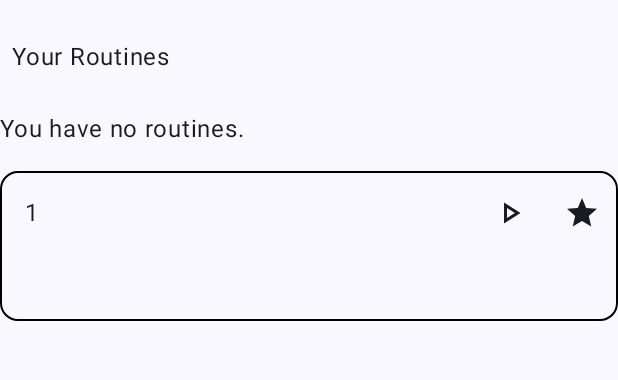
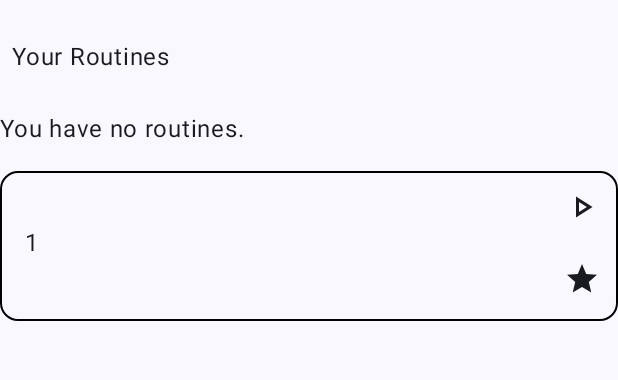
Before and after one commit to Blemmingan/GymHelper.com-APP, an Android app built with Jetpack Compose: the homeScreen screen opened through its navigation route, on a phone screen of 412 x 824 dp, the part 69-449 px from its top. Run offline under Robolectric (Android 15) with nearby library versions, the phone set to English and light mode, and no system bars; network calls fail; 1 statement that could not run was skipped.

Commit message:
Mas strings y botones centrados

```diff
--- a/app/src/main/java/ar/edu/itba/example/api/ui/main/HomeScreen.kt
+++ b/app/src/main/java/ar/edu/itba/example/api/ui/main/HomeScreen.kt
@@ -78,8 +78,6 @@ fun homeScreen(navController: NavHostController,
 
 @Composable
 fun RoutineList(navController: NavHostController, routinesList : List<Routine>?) {
-    var presses by remember { mutableIntStateOf(0) }
-    val list: List<Int> = listOf(1, 2, 3, 4, 5, 6, 7, 8)
 
     val state = rememberScrollState()
 
@@ -114,14 +112,15 @@ fun RoutineList(navController: NavHostController, routinesList : List<Routine>?)
                                 )
                             }
                             Spacer(Modifier.weight(1f))
-                            IconButton(onClick = { navController.navigate("routine/" + routine.id.toString()) },) {
+                            Column {
+                                IconButton(onClick = { navController.navigate("routine/" + routine.id.toString()) }) {
                                     Icon(
                                         Icons.Outlined.PlayArrow,
                                         contentDescription = "Play Routine",
                                         Modifier.fillMaxSize()
                                     )
                                 }
-                            Column {
+
                                 IconButton(onClick = { /*TODO*/ }) {
                                     Icon(
                                         Icons.Outlined.Star,
@@ -129,6 +128,7 @@ fun RoutineList(navController: NavHostController, routinesList : List<Routine>?)
                                     )
                                 }
                             }
+
                         }
 
                     }
@@ -147,7 +147,7 @@ fun RoutineList(navController: NavHostController, routinesList : List<Routine>?)
                 .fillMaxWidth()
                 .height(100.dp),
         ) {
-            Row(verticalAlignment = Alignment.CenterVertically, horizontalArrangement = Arrangement.Center) {
+            Row( horizontalArrangement = Arrangement.Center, verticalAlignment = Alignment.CenterVertically) {
 
                     Text(
                         text = "1",
@@ -157,24 +157,22 @@ fun RoutineList(navController: NavHostController, routinesList : List<Routine>?)
                     )
 
                 Spacer(Modifier.weight(1f))
+                Column {
                     IconButton(onClick = { /*TODO*/ }) {
                         Icon(
                             Icons.Outlined.PlayArrow,
                             contentDescription = "Play",
                         )
                     }
-                Column {
-
-
-
                     IconButton(onClick = { /*TODO*/ }) {
                         Icon(
                             Icons.Outlined.Star,
                             contentDescription = "favourite",
                         )
                     }
+                }
 
-                }
+
             }
 
         }
--- a/app/src/main/java/ar/edu/itba/example/api/ui/main/LoginScreen.kt
+++ b/app/src/main/java/ar/edu/itba/example/api/ui/main/LoginScreen.kt
@@ -63,11 +63,11 @@ fun loginScreen(
         modifier = Modifier.fillMaxSize(1f)){
         Text(text = "GYMHELPER.COM", fontSize = 30.sp, modifier = Modifier.padding(10.dp), fontWeight = FontWeight.Bold)
         TextField(value = userText, onValueChange = {userText = it},
-            label = { Text(text = "Username")}, singleLine = true, modifier = Modifier.padding(5.dp))
+            label = { Text(text = stringResource(id = R.string.username))}, singleLine = true, modifier = Modifier.padding(5.dp))
         TextField(value = passwordText, onValueChange = {passwordText = it},
-            label = { Text(text = "Password")}, singleLine = true , modifier = Modifier.padding(5.dp) )
+            label = { Text(text = stringResource(id = R.string.password))}, singleLine = true , modifier = Modifier.padding(5.dp) )
         ElevatedButton(onClick = { viewModel.login(userText, passwordText); attemptedLogin = true}) {
-            Text(text = "LOGIN")
+            Text(text = stringResource(id = R.string.login))
         }
         if(attemptedLogin){
             LoginDialog(uiState.isAuthenticated) { attemptedLogin = false  }
--- a/app/src/main/res/values/strings.xml
+++ b/app/src/main/res/values/strings.xml
@@ -33,4 +33,7 @@
     <string name="next_exercise">Next Exercise</string>
     <string name="view_all_exercises">View Next Exercises</string>
     <string name="view_detailed_exercise">View Exercise Detail</string>
+
+    <string name="username">Username</string>
+    <string name="password">Password</string>
 </resources>
```
Also changed, not shown: 56 other files. Lines whose indentation alone changed are shown as unchanged.
